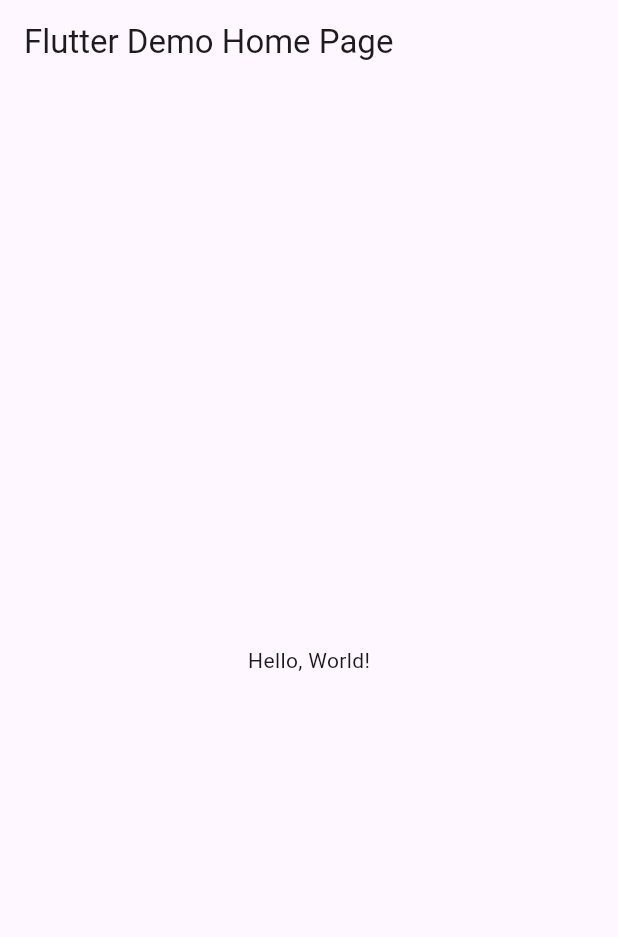
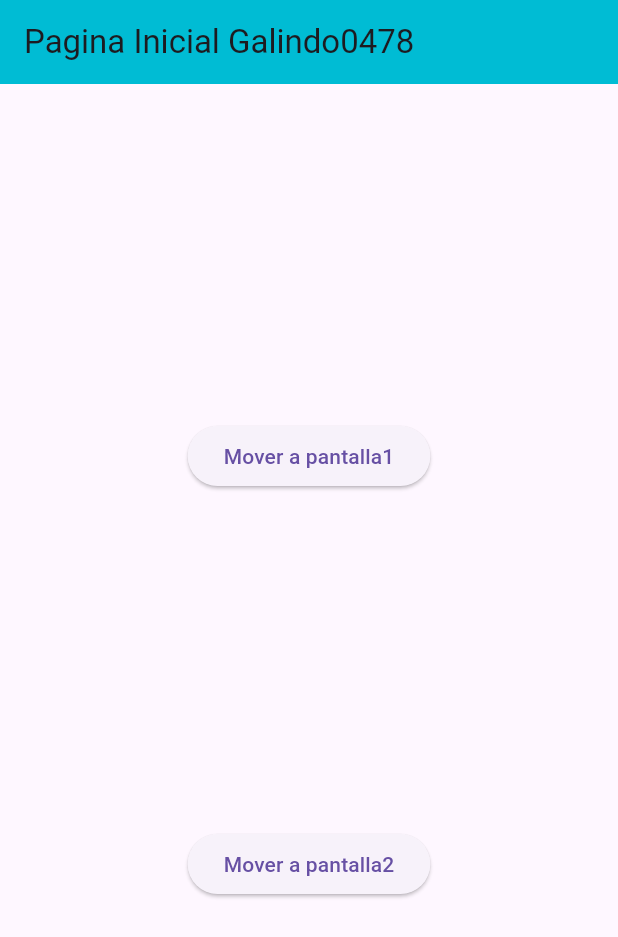
Before and after one commit to JaquelineGalindoHuitron/p15-Rutas-6J-0478, a Flutter app: the screen it shows after launch, on a phone screen of 412 x 824 dp. Shown: the top 937 px of the screen. Run offline on Flutter 3.47's test engine with Material 3 defaults, Android fonts, the phone set to English and light mode, and no system bars.

```diff
--- a/lib/main.dart
+++ b/lib/main.dart
@@ -1,43 +1,23 @@
 import 'package:flutter/material.dart';
+import 'package:galindo0478/pantalla1_0478.dart';
+import 'package:galindo0478/pantalla2_0478.dart';
+import 'package:galindo0478/pantallaini_0478.dart';
 
-void main() => runApp(MyApp());
+void main() => runApp(MiApp0478());
 
-class MyApp extends StatelessWidget {
-  const MyApp({super.key});
-  // This widget is the root of your application.
+class MiApp0478 extends StatelessWidget {
+  const MiApp0478({Key? key}) : super(key: key);
+
   @override
   Widget build(BuildContext context) {
     return MaterialApp(
-      // Application name
-      title: 'Flutter Hello World',
-      // Application theme data, you can set the colors for the application as
-      // you want
-      theme: ThemeData(
-        // useMaterial3: true,
-        primarySwatch: Colors.blue,
-      ),
-      // A widget which will be started on application startup
-      home: MyHomePage(title: 'Flutter Demo Home Page'),
-    );
-  }
-}
-
-class MyHomePage extends StatelessWidget {
-  final String title;
-  const MyHomePage({super.key, required this.title});
-
-  @override
-  Widget build(BuildContext context) {
-    return Scaffold(
-      appBar: AppBar(
-        // The title text which will be shown on the action bar
-        title: Text(title),
-      ),
-      body: Center(
-        child: Text(
-          'Hello, World!',
-        ),
-      ),
-    );
-  }
-}
+      debugShowCheckedModeBanner: false,
+      initialRoute: "/",
+      routes: {
+        "/": (context) => const PantallaIni_0478(),
+        "/pantalla1_0478": (context) => Pantalla1_0478(),
+        "/pantalla2_0478": (context) => Pantalla2_0478()
+      },
+    ); //fin de material
+  } //fin de widget
+} //fin app
--- /dev/null
+++ b/lib/pantalla1_0478.dart
@@ -0,0 +1,29 @@
+//Pantalla1_0478
+
+import 'package:flutter/material.dart';
+
+class Pantalla1_0478 extends StatelessWidget {
+  const Pantalla1_0478({Key? key}) : super(key: key);
+
+  @override
+  Widget build(BuildContext context) {
+    return Scaffold(
+      appBar: AppBar(
+        title: const Text('Pantalla1 Galindo0478'),
+        backgroundColor: Colors.blueAccent,
+      ),
+      body: Center(
+          child: Column(
+        children: [
+          ElevatedButton(
+            onPressed: () {
+              Navigator.pushNamed(context, "/pantalla2_0478"); //fin onPressed
+            },
+            child: Text("Mover a pantalla2"),
+          )
+        ], //fin niño
+      )),
+    );
+    ;
+  }
+}
--- /dev/null
+++ b/lib/pantallaini_0478.dart
@@ -0,0 +1,35 @@
+//pantalaini_0478
+
+import 'package:flutter/material.dart';
+
+class PantallaIni_0478 extends StatelessWidget {
+  const PantallaIni_0478({Key? key}) : super(key: key);
+
+  @override
+  Widget build(BuildContext context) {
+    return Scaffold(
+      appBar: AppBar(
+        title: Text("Pagina Inicial Galindo0478"),
+        backgroundColor: Colors.cyan,
+      ),
+      body: Center(
+          child: Column(
+        mainAxisAlignment: MainAxisAlignment.spaceEvenly,
+        children: [
+          ElevatedButton(
+            onPressed: () {
+              Navigator.pushNamed(context, "/pantalla1_0478"); //fin onPressed
+            },
+            child: Text("Mover a pantalla1"),
+          ),
+          ElevatedButton(
+            onPressed: () {
+              Navigator.pushNamed(context, "/pantalla2_0478"); //fin onPressed
+            },
+            child: Text("Mover a pantalla2"),
+          )
+        ], //fin de niños
+      )),
+    ); //fin scaffold
+  } //fin widget
+} //fin app
```
Also changed, not shown: lib/pantalla2_0478.dart (added, +23 -0 lines).
